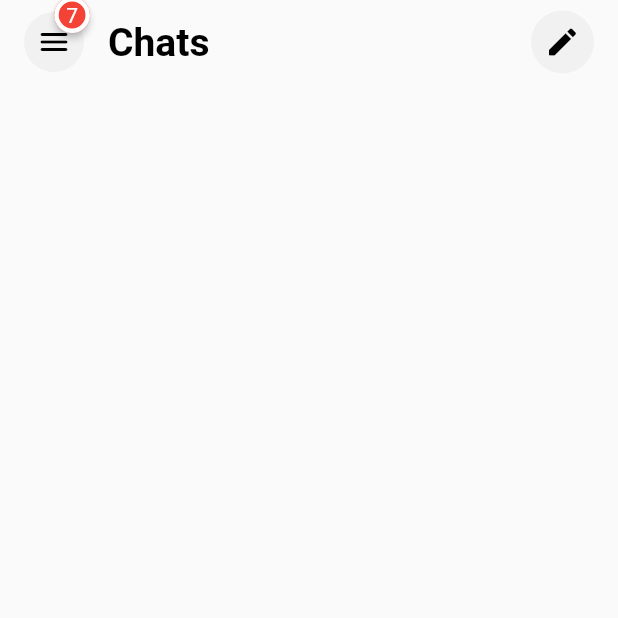
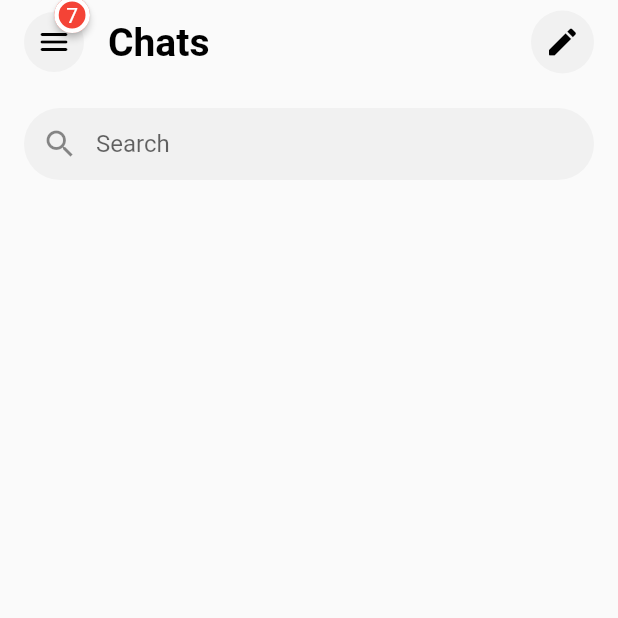
Before and after one commit to hoesk1ee/messenger_clone_ui_fg, a Flutter app: the screen it shows after launch, on a phone screen of 412 x 824 dp, the top half of it. Run offline on Flutter 3.47's test engine with Material 2 defaults, Android fonts, the phone set to English and light mode, and no system bars; drawn by our look-alikes of badges.

Commit message:
Add Search Text Field

```diff
--- a/lib/pages/main_page.dart
+++ b/lib/pages/main_page.dart
@@ -66,7 +66,27 @@ class MainApp extends StatelessWidget {
           ],
         ),
       ),
-      body: Container(),
+      body: Padding(
+        padding: const EdgeInsets.fromLTRB(16.0, 16.0, 16.0, 8.0),
+        child: Column(
+          children: <Widget>[
+            Container(
+              decoration: BoxDecoration(
+                borderRadius: BorderRadius.circular(24),
+                color: ColorPalette().iconBackgroundColor,
+              ),
+              child: const TextField(
+                textAlignVertical: TextAlignVertical.center,
+                decoration: InputDecoration(
+                  prefixIcon: Icon(Icons.search),
+                  border: InputBorder.none,
+                  hintText: "Search",
+                ),
+              ),
+            )
+          ],
+        ),
+      ),
       drawer: const NavigationDrawer(
         children: [
           Text('Drawer'),
```
